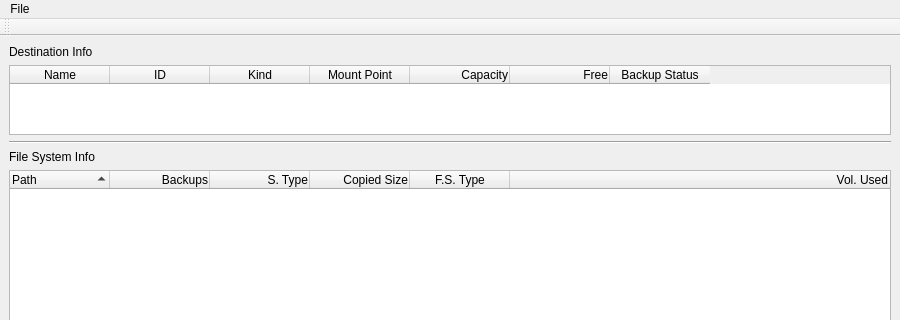
Qt form mainwindow.ui (louis-langholtz/time-machine-helper) before a commit; both pictures show x 0 to 900 and y 0 to 320 of the 900 by 600 pixel window.
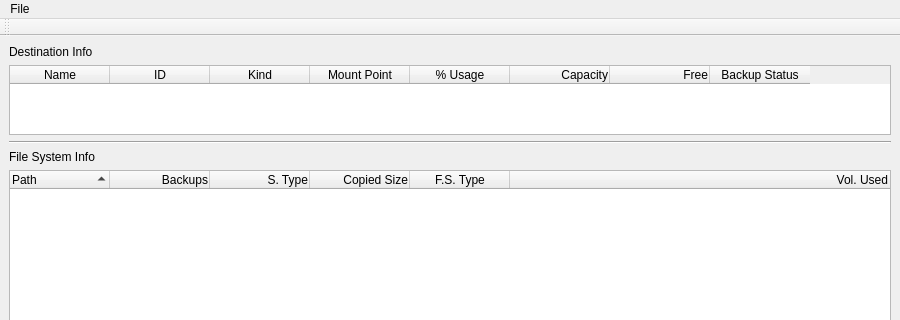
The same form after that commit. Custom widgets are drawn as their Qt base class.

Commit message: Adds Usage column to destinations widget

Patch:
```diff
--- a/mainwindow.ui
+++ b/mainwindow.ui
@@ -70,6 +70,14 @@
           <string>Mount Point</string>
          </property>
         </column>
+        <column>
+         <property name="text">
+          <string>% Usage</string>
+         </property>
+         <property name="toolTip">
+          <string>Percent usage of the mounted destination.</string>
+         </property>
+        </column>
         <column>
          <property name="text">
           <string>Capacity</string>
```
The commit also changes 2 other files.
